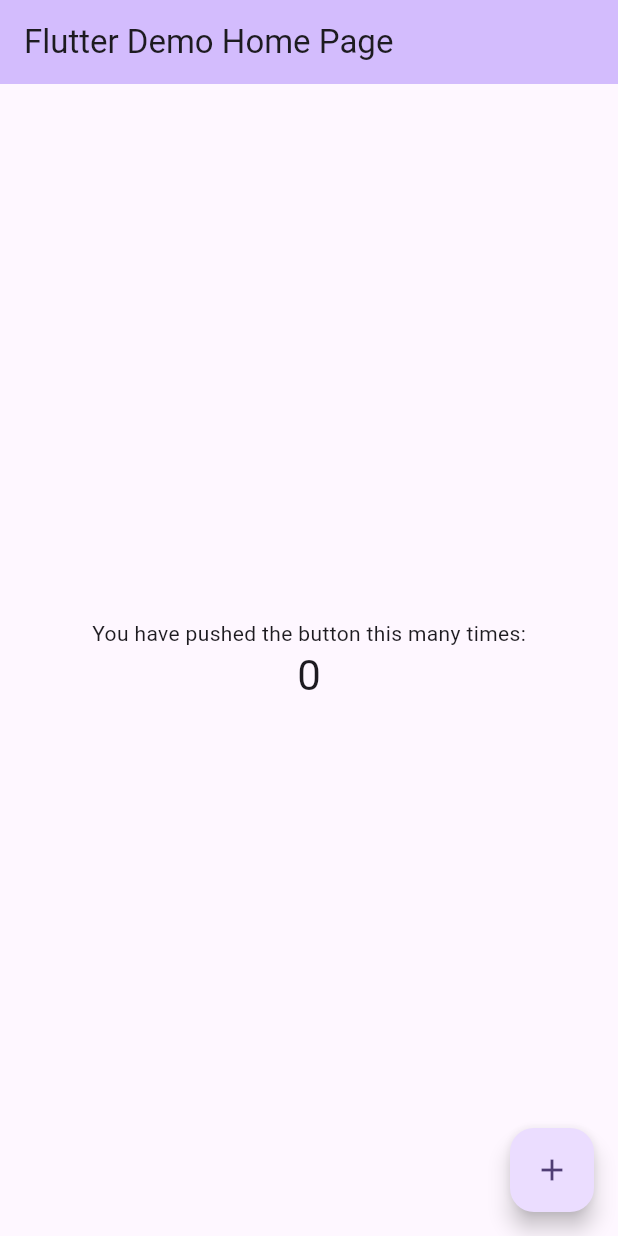
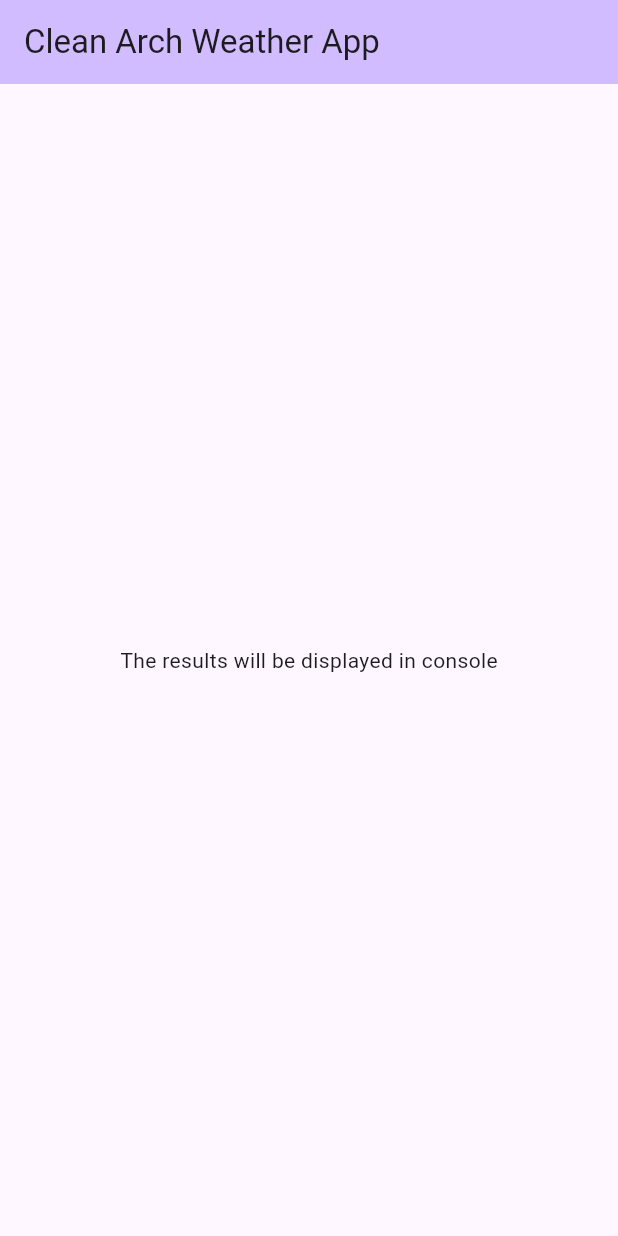
Before and after one commit to mahmoodhamdi/clean_arch_weather_app, a Flutter app: the screen it shows after launch, on a phone screen of 412 x 824 dp. Run offline on Flutter 3.47's test engine with Material 3 defaults, Android fonts, the phone set to English and light mode, and no system bars; our stand-ins replace dio, get_it; network calls fail.

Commit message:
chore: Setup service locator and test GetWeatherByCityName use case
- Configured GetIt for dependency injection.
- Registered RemoteDataSource, WeatherRepository, and GetWeatherByCityName.
- Tested the use case in main.dart by fetching weather data for London.

```diff
--- a/analysis_options.yaml
+++ b/analysis_options.yaml
@@ -7,6 +7,9 @@
 
 # The following line activates a set of recommended lints for Flutter apps,
 # packages, and plugins designed to encourage good coding practices.
+analyzer:
+  errors:
+    avoid_print: ignore
 include: package:flutter_lints/flutter.yaml
 
 linter:
--- a/lib/core/helpers/extensions.dart
+++ /dev/null
@@ -1,20 +0,0 @@
-import 'package:flutter/widgets.dart';
-
-extension Navigation on BuildContext {
-  Future<dynamic> pushNamed(String routeName, {Object? arguments}) {
-    return Navigator.of(this).pushNamed(routeName, arguments: arguments);
-  }
-
-  Future<dynamic> pushReplacementNamed(String routeName, {Object? arguments}) {
-    return Navigator.of(this)
-        .pushReplacementNamed(routeName, arguments: arguments);
-  }
-
-  Future<dynamic> pushNamedAndRemoveUntil(String routeName,
-      {Object? arguments, required RoutePredicate predicate}) {
-    return Navigator.of(this)
-        .pushNamedAndRemoveUntil(routeName, predicate, arguments: arguments);
-  }
-
-  void pop() => Navigator.of(this).pop();
-}
--- a/lib/main.dart
+++ b/lib/main.dart
@@ -1,6 +1,22 @@
+import 'package:clean_arch_weather_app/core/di/service_locator.dart';
+import 'package:clean_arch_weather_app/weather/domain/entites/weather.dart';
+import 'package:clean_arch_weather_app/weather/domain/use_cases/get_weather_by_city_name.dart';
 import 'package:flutter/material.dart';
 
-void main() {
+void main() async {
+  await setupServiceLocator();
+  Weather weather = await getIt<GetWeatherByCityName>().execute("London");
+  print("""
+
+City: ${weather.cityName}
+Temperature: ${weather.temperature.toString()}
+Description: ${weather.description}
+Humidity: ${weather.humidity}
+Date: ${weather.date}
+Time: ${weather.time}
+Icon: ${weather.icon}
+""");
+
   runApp(const MyApp());
 }
 
@@ -10,116 +26,35 @@
   // This widget is the root of your application.
   @override
   Widget build(BuildContext context) {
-    return MaterialApp(
-      title: 'Flutter Demo',
-      theme: ThemeData(
-        // This is the theme of your application.
-        //
-        // TRY THIS: Try running your application with "flutter run". You'll see
-        // the application has a purple toolbar. Then, without quitting the app,
-        // try changing the seedColor in the colorScheme below to Colors.green
-        // and then invoke "hot reload" (save your changes or press the "hot
-        // reload" button in a Flutter-supported IDE, or press "r" if you used
-        // the command line to start the app).
-        //
-        // Notice that the counter didn't reset back to zero; the application
-        // state is not lost during the reload. To reset the state, use hot
-        // restart instead.
-        //
-        // This works for code too, not just values: Most code changes can be
-        // tested with just a hot reload.
-        colorScheme: ColorScheme.fromSeed(seedColor: Colors.deepPurple),
-        useMaterial3: true,
-      ),
-      home: const MyHomePage(title: 'Flutter Demo Home Page'),
+    return const MaterialApp(
+      title: 'Clean Arch Weather App',
+      home: MyHomePage(title: 'Clean Arch Weather App'),
     );
   }
 }
 
-class MyHomePage extends StatefulWidget {
+class MyHomePage extends StatelessWidget {
   const MyHomePage({super.key, required this.title});
-
-  // This widget is the home page of your application. It is stateful, meaning
-  // that it has a State object (defined below) that contains fields that affect
-  // how it looks.
-
-  // This class is the configuration for the state. It holds the values (in this
-  // case the title) provided by the parent (in this case the App widget) and
-  // used by the build method of the State. Fields in a Widget subclass are
-  // always marked "final".
 
   final String title;
 
   @override
-  State<MyHomePage> createState() => _MyHomePageState();
-}
-
-class _MyHomePageState extends State<MyHomePage> {
-  int _counter = 0;
-
-  void _incrementCounter() {
-    setState(() {
-      // This call to setState tells the Flutter framework that something has
-      // changed in this State, which causes it to rerun the build method below
-      // so that the display can reflect the updated values. If we changed
-      // _counter without calling setState(), then the build method would not be
-      // called again, and so nothing would appear to happen.
-      _counter++;
-    });
-  }
-
-  @override
   Widget build(BuildContext context) {
-    // This method is rerun every time setState is called, for instance as done
-    // by the _incrementCounter method above.
-    //
-    // The Flutter framework has been optimized to make rerunning build methods
-    // fast, so that you can just rebuild anything that needs updating rather
-    // than having to individually change instances of widgets.
     return Scaffold(
       appBar: AppBar(
-        // TRY THIS: Try changing the color here to a specific color (to
-        // Colors.amber, perhaps?) and trigger a hot reload to see the AppBar
-        // change color while the other colors stay the same.
         backgroundColor: Theme.of(context).colorScheme.inversePrimary,
-        // Here we take the value from the MyHomePage object that was created by
-        // the App.build method, and use it to set our appbar title.
-        title: Text(widget.title),
+        title: Text(title),
       ),
-      body: Center(
-        // Center is a layout widget. It takes a single child and positions it
-        // in the middle of the parent.
+      body: const Center(
         child: Column(
-          // Column is also a layout widget. It takes a list of children and
-          // arranges them vertically. By default, it sizes itself to fit its
-          // children horizontally, and tries to be as tall as its parent.
-          //
-          // Column has various properties to control how it sizes itself and
-          // how it positions its children. Here we use mainAxisAlignment to
-          // center the children vertically; the main axis here is the vertical
-          // axis because Columns are vertical (the cross axis would be
-          // horizontal).
-          //
-          // TRY THIS: Invoke "debug painting" (choose the "Toggle Debug Paint"
-          // action in the IDE, or press "p" in the console), to see the
-          // wireframe for each widget.
           mainAxisAlignment: MainAxisAlignment.center,
           children: <Widget>[
-            const Text(
-              'You have pushed the button this many times:',
-            ),
             Text(
-              '$_counter',
-              style: Theme.of(context).textTheme.headlineMedium,
+              'The results will be displayed in console',
             ),
           ],
         ),
       ),
-      floatingActionButton: FloatingActionButton(
-        onPressed: _incrementCounter,
-        tooltip: 'Increment',
-        child: const Icon(Icons.add),
-      ), // This trailing comma makes auto-formatting nicer for build methods.
     );
   }
 }
--- a/lib/weather/domain/entites/weather.dart
+++ b/lib/weather/domain/entites/weather.dart
@@ -5,12 +5,14 @@ class Weather {
   final String description;
   final num humidity;
   final num temperature;
+  final String date;
 
   Weather(
       {required this.cityName,
       required this.humidity,
       required this.time,
       required this.icon,
+      required this.date,
       required this.description,
       required this.temperature});
 }
--- a/lib/weather/domain/use_cases/get_weather_by_city_name.dart
+++ b/lib/weather/domain/use_cases/get_weather_by_city_name.dart
@@ -4,7 +4,7 @@ import 'package:clean_arch_weather_app/weather/domain/repository/weather_reposit
 class GetWeatherByCityName {
   final WeatherRepository weatherRepository;
 
-  GetWeatherByCityName(this.weatherRepository);
+  GetWeatherByCityName({required this.weatherRepository});
 
   Future<Weather> execute(String cityName) async =>
       await weatherRepository.getWeatherByCityName(cityName);
--- a/pubspec.yaml
+++ b/pubspec.yaml
@@ -33,6 +33,7 @@ dependencies:
   flutter:
     sdk: flutter
   flutter_screenutil: ^5.9.3
+  get_it: ^7.7.0
 
 dev_dependencies:
 
```
Also changed, not shown: lib/core/di/service_locator.dart (added, +19 -0 lines), lib/core/utils/validation.dart (deleted, +0 -66 lines), lib/weather/data/models/weather_model.dart (+13 -3 lines), pubspec.lock.
